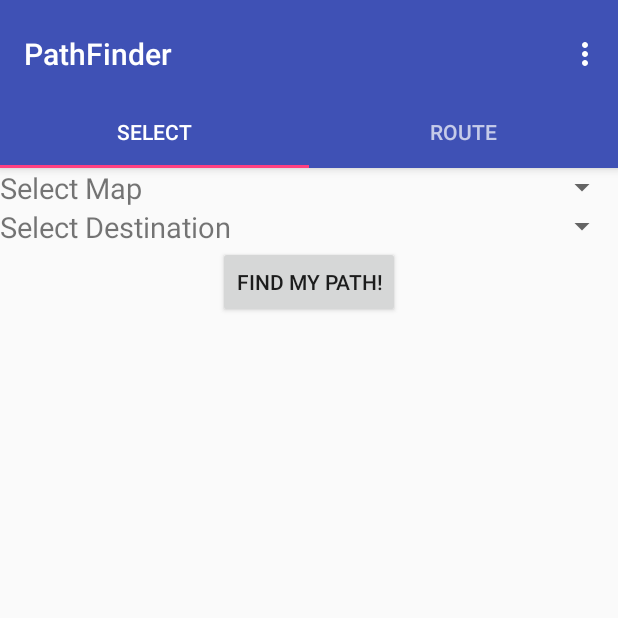
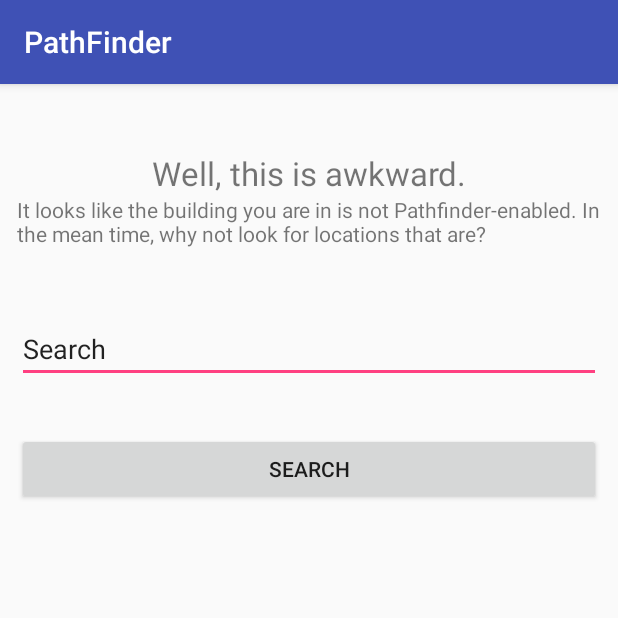
Before and after one commit to hanabanashiku/Pathfinder, an Android app: the screen it shows after launch (HomeActivity), on a phone screen of 412 x 824 dp, the top half of it. Run offline under Robolectric (Android 15) with nearby library versions, the light colour scheme and no system bars.

Commit message:
MapView, NoMapFragment

```diff
--- a/Pathfinder/app/build.gradle
+++ b/Pathfinder/app/build.gradle
@@ -16,7 +16,7 @@
             proguardFiles getDefaultProguardFile('proguard-android-optimize.txt'), 'proguard-rules.pro'
         }
     }
-    compileOptions{
+    compileOptions {
         sourceCompatibility JavaVersion.VERSION_1_8
         targetCompatibility JavaVersion.VERSION_1_8
     }
@@ -28,6 +28,8 @@
     implementation 'androidx.constraintlayout:constraintlayout:1.1.3'
     implementation 'com.android.support:design:28.0.0'
     implementation 'com.android.support:support-v13:28.0.0'
+    implementation 'androidx.lifecycle:lifecycle-extensions:2.0.0-beta01'
+    implementation 'androidx.legacy:legacy-support-v4:1.0.0-beta01'
     testImplementation 'junit:junit:4.12'
     androidTestImplementation 'androidx.test:runner:1.1.2-alpha02'
     androidTestImplementation 'androidx.test.espresso:espresso-core:3.2.0-alpha02'
--- a/Pathfinder/app/src/main/java/tk/pathfinder/Networking/AppStatus.java
+++ b/Pathfinder/app/src/main/java/tk/pathfinder/Networking/AppStatus.java
@@ -1,9 +1,12 @@
 package tk.pathfinder.Networking;
 
+import android.content.Context;
+import android.content.Intent;
 import android.util.Log;
 
 import java.io.IOException;
 
+import androidx.localbroadcastmanager.content.LocalBroadcastManager;
 import tk.pathfinder.Map.*;
 
 /**
@@ -15,6 +18,8 @@
 public class AppStatus {
     private static Map currentMap;
     private static Point location;
+    private static BeaconReceiver receiver;
+    private static Context appContext;
 
     public static Map getCurrentMap(){
         return currentMap;
@@ -22,6 +27,11 @@
 
     public static void setCurrentMap(Map map){
         currentMap = map;
+
+        // tell the main activity that the map has changed!
+        LocalBroadcastManager.getInstance(appContext).sendBroadcast(
+                new Intent("tk.pathfinder.MAP_CHANGED")
+        );
     }
 
     public static void pullMap(int map_id){
@@ -51,4 +61,18 @@
             return -1;
         return currentMap.getId();
     }
+
+    public static BeaconReceiver getBeaconReceiver(){
+        return receiver;
+    }
+
+    public static void setBeaconReceiver(BeaconReceiver value){
+        receiver = value;
+    }
+
+    public static void setAppContext(Context ctx){
+        appContext = ctx;
+    }
+
+    private AppStatus() {}
 }
--- a/Pathfinder/app/src/main/java/tk/pathfinder/Networking/BeaconReceiver.java
+++ b/Pathfinder/app/src/main/java/tk/pathfinder/Networking/BeaconReceiver.java
@@ -20,9 +20,17 @@
 
 public class BeaconReceiver extends BroadcastReceiver implements Iterable<Beacon> {
     private List<Beacon> beacons;
+    private WifiManager.WifiLock wifiLock;
 
-    public BeaconReceiver(){
+    public BeaconReceiver(Context app){
         beacons = new ArrayList<>();
+        wifiLock = ((WifiManager)app.getApplicationContext().getSystemService(Context.WIFI_SERVICE))
+                .createWifiLock((android.os.Build.VERSION.SDK_INT>=19?WifiManager.WIFI_MODE_FULL_HIGH_PERF:WifiManager.WIFI_MODE_FULL),
+                        "pathfinder_wifi_lock");
+    }
+
+    public WifiManager.WifiLock getWifiLock() {
+        return wifiLock;
     }
 
     /**
@@ -34,6 +42,7 @@
      * @param context The context
      * @param intent The intent
      */
+    // TODO Update location as well
     @Override
     public synchronized void onReceive(Context context, Intent intent){
         WifiManager mgr = (WifiManager)context.getApplicationContext().getSystemService(Context.WIFI_SERVICE);
--- a/Pathfinder/app/src/main/java/tk/pathfinder/UI/HomeActivity.java
+++ b/Pathfinder/app/src/main/java/tk/pathfinder/UI/HomeActivity.java
@@ -1,116 +1,42 @@
 package tk.pathfinder.UI;
-
-import android.graphics.Bitmap;
-import android.os.Bundle;
-import android.util.Log;
-import android.view.Menu;
-import android.view.MenuItem;
-import androidx.appcompat.widget.Toolbar;
-
-import com.google.android.material.tabs.TabLayout;
 
 import androidx.appcompat.app.AppCompatActivity;
 import androidx.fragment.app.Fragment;
 import androidx.fragment.app.FragmentManager;
-import androidx.fragment.app.FragmentPagerAdapter;
-import androidx.viewpager.widget.ViewPager;
+import androidx.fragment.app.FragmentTransaction;
+import tk.pathfinder.Networking.AppStatus;
+import tk.pathfinder.Networking.BeaconReceiver;
 import tk.pathfinder.R;
 
-import java.util.*;
+import android.content.IntentFilter;
+import android.net.wifi.WifiManager;
+import android.os.Bundle;
 
 public class HomeActivity extends AppCompatActivity {
 
-    private static final String Tag = "HomeActivity";
-
-    private SectionsPagerAdapter mSectionsPagerAdapter;
-
-
-    private ViewPager mViewPager;
-    private HashMap<String, Integer> map_ids;
-    Bitmap map_image;
-
+    private FragmentManager fragmentManager;
     @Override
     protected void onCreate(Bundle savedInstanceState) {
         super.onCreate(savedInstanceState);
         setContentView(R.layout.activity_home);
-        Log.d(Tag, "onCreate: Starting.");
 
-        Toolbar toolbar = findViewById(R.id.toolbar);
-        setSupportActionBar(toolbar);
+        // register our beacon receiver
+        BeaconReceiver br = new BeaconReceiver(this.getApplicationContext());
+        IntentFilter bf = new IntentFilter(WifiManager.RSSI_CHANGED_ACTION);
+        registerReceiver(br, bf);
 
-        mSectionsPagerAdapter = new SectionsPagerAdapter(getSupportFragmentManager());
+        // keep the radios awake
+        br.getWifiLock().acquire();
+        AppStatus.setAppContext(getApplicationContext());
+        AppStatus.setBeaconReceiver(br);
 
-
-        mViewPager = findViewById(R.id.container);
-        setupViewPager(mViewPager);
-
-        TabLayout tabLayout = findViewById(R.id.tabs);
-
-        tabLayout.setupWithViewPager(mViewPager);
-
-
-
+        fragmentManager = getSupportFragmentManager();
+        switchFragment(new NoMapFragment());
     }
 
-    private void setupViewPager(ViewPager viewPager) {
-        SectionsPagerAdapter adapter = new SectionsPagerAdapter(getSupportFragmentManager());
-        adapter.addFragment(new Tab1Fragment(), "Select");
-        adapter.addFragment(new Tab2Fragment(), "Route");
-        //adapter.addFragment(new Tab3Fragment(), "Tab3");
-        viewPager.setAdapter(adapter);
-    }
-
-
-    @Override
-    public boolean onCreateOptionsMenu(Menu menu) {
-        // Inflate the menu; this adds items to the action bar if it is present.
-        getMenuInflater().inflate(R.menu.menu_home, menu);
-        return true;
-    }
-
-    @Override
-    public boolean onOptionsItemSelected(MenuItem item) {
-        // Handle action bar item clicks here. The action bar will
-        // automatically handle clicks on the Home/Up button, so long
-        // as you specify a parent activity in AndroidManifest.xml.
-        int id = item.getItemId();
-
-        //noinspection SimplifiableIfStatement
-        if (id == R.id.action_settings) {
-            return true;
-        }
-
-        return super.onOptionsItemSelected(item);
-    }
-
-
-    public class SectionsPagerAdapter extends FragmentPagerAdapter {
-
-        private final List<Fragment> mFragmentList = new ArrayList<>();
-        private final List<String> mFragmentTitleList = new ArrayList<>();
-
-        public SectionsPagerAdapter(FragmentManager fm) {
-            super(fm);
-        }
-
-        @Override
-        public Fragment getItem(int position) {
-            return mFragmentList.get(position);
-        }
-
-        @Override
-        public CharSequence getPageTitle(int position) {
-            return mFragmentTitleList.get(position);
-        }
-
-        public void addFragment(Fragment fragment, String title) {
-            mFragmentList.add(fragment);
-            mFragmentTitleList.add(title);
-        }
-
-        @Override
-        public int getCount() {
-            return mFragmentList.size();
-        }
+    private void switchFragment(Fragment fragment){
+        FragmentTransaction trans = fragmentManager.beginTransaction();
+        trans.replace(R.id.home_content, fragment);
+        trans.commit();
     }
 }
--- /dev/null
+++ b/Pathfinder/app/src/main/java/tk/pathfinder/UI/NoMapFragment.java
@@ -0,0 +1,63 @@
+package tk.pathfinder.UI;
+
+import android.os.Bundle;
+
+import androidx.fragment.app.Fragment;
+
+import android.view.LayoutInflater;
+import android.view.View;
+import android.view.ViewGroup;
+
+import tk.pathfinder.R;
+
+
+public class NoMapFragment extends Fragment {
+
+    //private OnFragmentInteractionListener mListener;
+
+    public NoMapFragment() {}
+
+
+    @Override
+    public void onCreate(Bundle bundle) {
+        super.onCreate(bundle);
+    }
+
+    @Override
+    public View onCreateView(LayoutInflater inflater, ViewGroup container,
+                             Bundle savedInstanceState) {
+        // Inflate the layout for this fragment
+        return inflater.inflate(R.layout.fragment_no_map, container, false);
+    }
+
+    /*@Override
+    public void onAttach(Context context) {
+        super.onAttach(context);
+        if (context instanceof OnFragmentInteractionListener) {
+            mListener = (OnFragmentInteractionListener) context;
+        } else {
+            throw new RuntimeException(context.toString()
+                    + " must implement OnFragmentInteractionListener");
+        }
+    }
+
+    @Override
+    public void onDetach() {
+        super.onDetach();
+        mListener = null;
+    }
+
+    /**
+     * This interface must be implemented by activities that contain this
+     * fragment to allow an interaction in this fragment to be communicated
+     * to the activity and potentially other fragments contained in that
+     * activity.
+     * <p>
+     * See the Android Training lesson <a href=
+     * "http://developer.android.com/training/basics/fragments/communicating.html"
+     * >Communicating with Other Fragments</a> for more information.
+     *
+    public interface OnFragmentInteractionListener {
+        void onFragmentInteraction(Uri uri);
+    }*/
+}
--- a/Pathfinder/app/src/main/java/tk/pathfinder/UI/MainActivity.java
+++ b/Pathfinder/app/src/main/java/tk/pathfinder/UI/SplashActivity.java
@@ -6,7 +6,7 @@
 import androidx.appcompat.app.AppCompatActivity;
 import tk.pathfinder.R;
 
-public class MainActivity extends AppCompatActivity {
+public class SplashActivity extends AppCompatActivity {
     private static int SPLASH_TIME_OUT = 4000;
 
     @Override
@@ -14,7 +14,7 @@
         super.onCreate(savedInstanceState);
         setContentView(R.layout.activity_main);
         new Handler().postDelayed(() -> {
-            Intent homeIntent = new Intent(MainActivity.this, HomeActivity.class);
+            Intent homeIntent = new Intent(SplashActivity.this, HomeActivity.class);
             startActivity(homeIntent);
             finish();
         },SPLASH_TIME_OUT);
--- a/Pathfinder/app/src/main/java/tk/pathfinder/UI/Tab1Fragment.java
+++ /dev/null
@@ -1,22 +0,0 @@
-package tk.pathfinder.UI;
-
-import android.os.Bundle;
-import android.view.LayoutInflater;
-import android.view.View;
-import android.view.ViewGroup;
-
-import androidx.annotation.NonNull;
-import androidx.annotation.Nullable;
-import androidx.fragment.app.Fragment;
-import tk.pathfinder.R;
-
-public class Tab1Fragment extends Fragment {
-    private static final String Tag = "Tab1Fragment";
-
-    @Nullable
-    @Override
-    public View onCreateView(@NonNull LayoutInflater inflater, ViewGroup container,
-                             Bundle savedInstanceState) {
-        return inflater.inflate(R.layout.tab1_fragment, container, false);
-    }
-}
--- a/Pathfinder/app/src/main/java/tk/pathfinder/UI/Tab2Fragment.java
+++ /dev/null
@@ -1,21 +0,0 @@
-package tk.pathfinder.UI;
-
-import android.os.Bundle;
-import android.view.LayoutInflater;
-import android.view.View;
-import android.view.ViewGroup;
-
-import androidx.annotation.*;
-import androidx.fragment.app.Fragment;
-import tk.pathfinder.R;
-
-public class Tab2Fragment extends Fragment {
-    private static final String Tag = "Tab2Fragment";
-
-    @Nullable
-    @Override
-    public View onCreateView(@NonNull LayoutInflater inflater, ViewGroup container,
-                             Bundle savedInstanceState) {
-        return inflater.inflate(R.layout.tab2_fragment, container, false);
-    }
-}
--- a/Pathfinder/app/src/main/res/layout/activity_home.xml
+++ b/Pathfinder/app/src/main/res/layout/activity_home.xml
@@ -1,46 +1,5 @@
 <?xml version="1.0" encoding="utf-8"?>
-<androidx.coordinatorlayout.widget.CoordinatorLayout xmlns:android="http://schemas.android.com/apk/res/android"
-                                                 xmlns:app="http://schemas.android.com/apk/res-auto"
-                                                 xmlns:tools="http://schemas.android.com/tools"
-                                                 android:id="@+id/main_content"
-                                                 android:layout_width="match_parent"
-                                                 android:layout_height="match_parent"
-                                                 android:fitsSystemWindows="true"
-                                                 tools:context="tk.pathfinder.UI.HomeActivity">
-
-  <com.google.android.material.appbar.AppBarLayout
-          android:id="@+id/appbar"
-          android:layout_width="match_parent"
-          android:layout_height="wrap_content"
-          android:paddingTop="@dimen/appbar_padding_top"
-          android:theme="@style/AppTheme.AppBarOverlay">
-
-    <androidx.appcompat.widget.Toolbar
-            android:id="@+id/toolbar"
-            android:layout_width="match_parent"
-            android:layout_height="?attr/actionBarSize"
-            android:layout_weight="1"
-            android:background="?attr/colorPrimary"
-            app:popupTheme="@style/AppTheme.PopupOverlay"
-            app:title="@string/app_name">
-
-    </androidx.appcompat.widget.Toolbar>
-
-    <com.google.android.material.tabs.TabLayout
-            android:id="@+id/tabs"
-            android:layout_width="match_parent"
-            android:layout_height="wrap_content">
-
-
-
-    </com.google.android.material.tabs.TabLayout>
-  </com.google.android.material.appbar.AppBarLayout>
-
-  <androidx.viewpager.widget.ViewPager
-          android:id="@+id/container"
-          android:layout_width="match_parent"
-          android:layout_height="match_parent"
-          app:layout_behavior="@string/appbar_scrolling_view_behavior" />
-
-
-</androidx.coordinatorlayout.widget.CoordinatorLayout>
+<FrameLayout xmlns:android="http://schemas.android.com/apk/res/android"
+    android:id="@+id/home_content"
+    android:layout_width="match_parent"
+    android:layout_height="match_parent" />
--- a/Pathfinder/app/src/main/res/layout/activity_main.xml
+++ b/Pathfinder/app/src/main/res/layout/activity_main.xml
@@ -4,7 +4,7 @@
                                              xmlns:tools="http://schemas.android.com/tools"
                                              android:layout_width="match_parent"
                                              android:layout_height="match_parent"
-                                             tools:context="tk.pathfinder.UI.MainActivity">
+                                             tools:context="tk.pathfinder.UI.SplashActivity">
 
   <TextView
           android:id="@+id/textView"
--- /dev/null
+++ b/Pathfinder/app/src/main/res/layout/fragment_no_map.xml
@@ -0,0 +1,52 @@
+<?xml version="1.0" encoding="utf-8"?>
+<LinearLayout xmlns:android="http://schemas.android.com/apk/res/android"
+    xmlns:tools="http://schemas.android.com/tools"
+    android:layout_width="match_parent"
+    android:layout_height="match_parent"
+    android:layout_margin="5pt"
+    android:layout_weight="1"
+    android:orientation="vertical"
+    tools:context=".UI.NoMapFragment">
+
+    <Space
+        android:layout_width="match_parent"
+        android:layout_height="15pt" />
+
+    <TextView
+        android:id="@+id/no_map_header"
+        android:layout_width="match_parent"
+        android:layout_height="wrap_content"
+        android:text="@string/no_map_header"
+        android:textAlignment="center"
+        android:textSize="10pt" />
+
+    <TextView
+        android:id="@+id/no_map_desc"
+        android:layout_width="match_parent"
+        android:layout_height="wrap_content"
+        android:text="@string/no_map_desc" />
+
+    <Space
+        android:layout_width="match_parent"
+        android:layout_height="20pt" />
+
+    <EditText
+        android:id="@+id/noMap_search"
+        android:layout_width="match_parent"
+        android:layout_height="wrap_content"
+        android:ems="10"
+        android:hint="@string/building_search_box_hint"
+        android:inputType="textNoSuggestions"
+        android:text="@string/search" />
+
+    <Space
+        android:layout_width="match_parent"
+        android:layout_height="15pt" />
+
+    <Button
+        android:id="@+id/search_submit"
+        android:layout_width="match_parent"
+        android:layout_height="wrap_content"
+        android:text="@string/search" />
+
+</LinearLayout>
--- a/Pathfinder/app/src/main/res/values/strings.xml
+++ b/Pathfinder/app/src/main/res/values/strings.xml
@@ -8,4 +8,11 @@
     <string name="tab_text_2">Tab 2</string>
     <string name="tab_text_3">Tab 3</string>
     <string name="appbar_scrolling_view_behavior">com.google.android.material.appbar.AppBarLayout$ScrollingViewBehavior</string>
+
+    <!-- TODO: Remove or change this placeholder text -->
+    <string name="hello_blank_fragment">Hello blank fragment</string>
+    <string name="search">Search</string>
+    <string name="no_map_header">Well, this is awkward.</string>
+    <string name="no_map_desc">It looks like the building you are in is not Pathfinder-enabled. In the mean time, why not look for locations that are?</string>
+    <string name="building_search_box_hint">Building Search Box</string>
 </resources>
```
Also changed, not shown: Pathfinder/app/src/main/AndroidManifest.xml (+11 -9 lines), Pathfinder/app/src/main/java/tk/pathfinder/UI/MapReceiver.java (added, +12 -0 lines), Pathfinder/app/src/main/java/tk/pathfinder/UI/MapView.java (added, +160 -0 lines), Pathfinder/app/src/main/java/tk/pathfinder/UI/Tab3Fragment.java (deleted, +0 -21 lines), Pathfinder/app/src/main/res/values/attrs_map_view.xml (added, +8 -0 lines).
